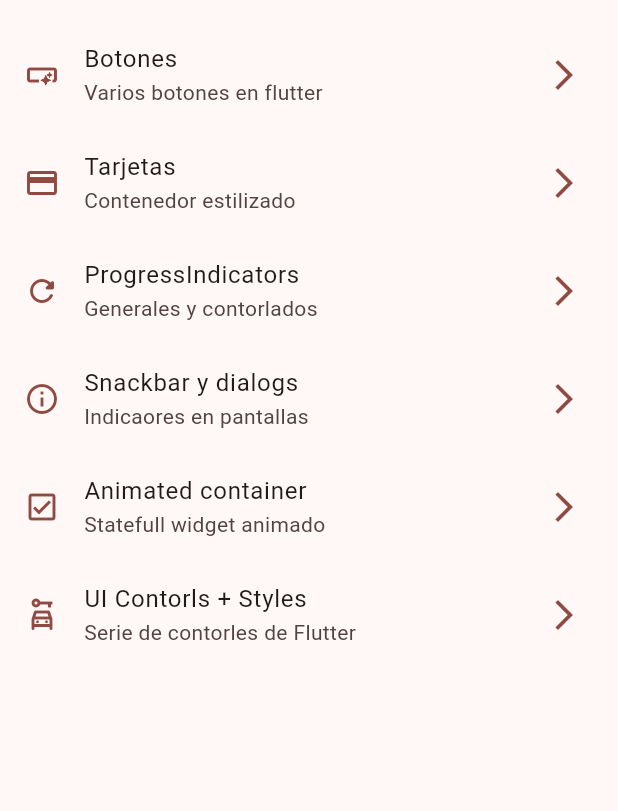
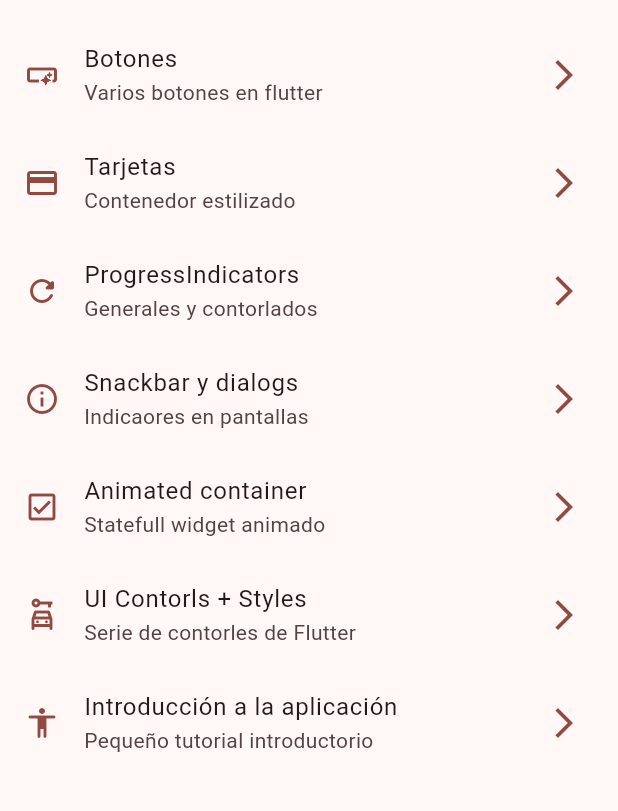
Before and after one commit to dalfonsop/flutter_4_app, a Flutter app: the screen it shows after launch, on a phone screen of 412 x 824 dp, the part 63-874 px from its top. Run offline on Flutter 3.47's test engine with Material 3 defaults, Android fonts, the phone set to English and light mode, and no system bars; our stand-ins replace go_router.

Commit message:
Import images for tutorial assets

```diff
--- a/widgets_app/lib/config/menu/menu_items.dart
+++ b/widgets_app/lib/config/menu/menu_items.dart
@@ -33,22 +33,28 @@ const appMenuItems = <MenuItem>[
     link: '/progress',
     icon: Icons.refresh_rounded,
   ),
-    MenuItem(
+  MenuItem(
     title: 'Snackbar y dialogs',
     subtitle: 'Indicaores en pantallas',
     link: '/snackbars',
     icon: Icons.info_outline,
   ),
-      MenuItem(
+  MenuItem(
     title: 'Animated container',
     subtitle: 'Statefull widget animado',
     link: '/animated',
     icon: Icons.check_box_outlined,
   ),
-        MenuItem(
+  MenuItem(
     title: 'UI Contorls + Styles',
     subtitle: 'Serie de contorles de Flutter',
     link: '/ui-controls',
     icon: Icons.car_rental_outlined,
   ),
+  MenuItem(
+    title: 'Introducción a la aplicación',
+    subtitle: 'Pequeño tutorial introductorio',
+    link: '/tutorial',
+    icon: Icons.accessibility_rounded,
+  ),
 ];
--- a/widgets_app/lib/config/router/app_router.dart
+++ b/widgets_app/lib/config/router/app_router.dart
@@ -1,5 +1,6 @@
 import 'package:go_router/go_router.dart';
 import 'package:widgets_app/presentation/screens/animated/animated_screen.dart';
+import 'package:widgets_app/presentation/screens/app_tutorial/app_tutorial_screen.dart';
 import 'package:widgets_app/presentation/screens/buttons/buttons_screen.dart';
 import 'package:widgets_app/presentation/screens/cards/cards_screen.dart';
 import 'package:widgets_app/presentation/screens/home/home_screen.dart';
@@ -40,10 +41,15 @@ final appRouter = GoRouter(
       name: AnimatedScrenn.name,
       builder: (context, state) => AnimatedScrenn(),
     ),
-        GoRoute(
+    GoRoute(
       path: '/ui-controls',
       name: UiControlsScreen.name,
       builder: (context, state) => UiControlsScreen(),
     ),
+    GoRoute(
+      path: '/tutorial',
+      name: AppTutorialScreen.name,
+      builder: (context, state) => AppTutorialScreen(),
+    ),
   ],
 );
--- a/widgets_app/pubspec.yaml
+++ b/widgets_app/pubspec.yaml
@@ -54,9 +54,8 @@ flutter:
   # the material Icons class.
   uses-material-design: true
   # To add assets to your application, add an assets section, like this:
-  # assets:
-  #   - images/a_dot_burr.jpeg
-  #   - images/a_dot_ham.jpeg
+  assets:
+    - assets/Images/
   # An image asset can refer to one or more resolution-specific "variants", see
   # https://flutter.dev/to/resolution-aware-images
   # For details regarding adding assets from package dependencies, see
```
Also changed, not shown: widgets_app/assets/Images/1.png (added), widgets_app/assets/Images/2.png (added), widgets_app/assets/Images/3.png (added), widgets_app/assets/Images/jar-loading.gif (added).
